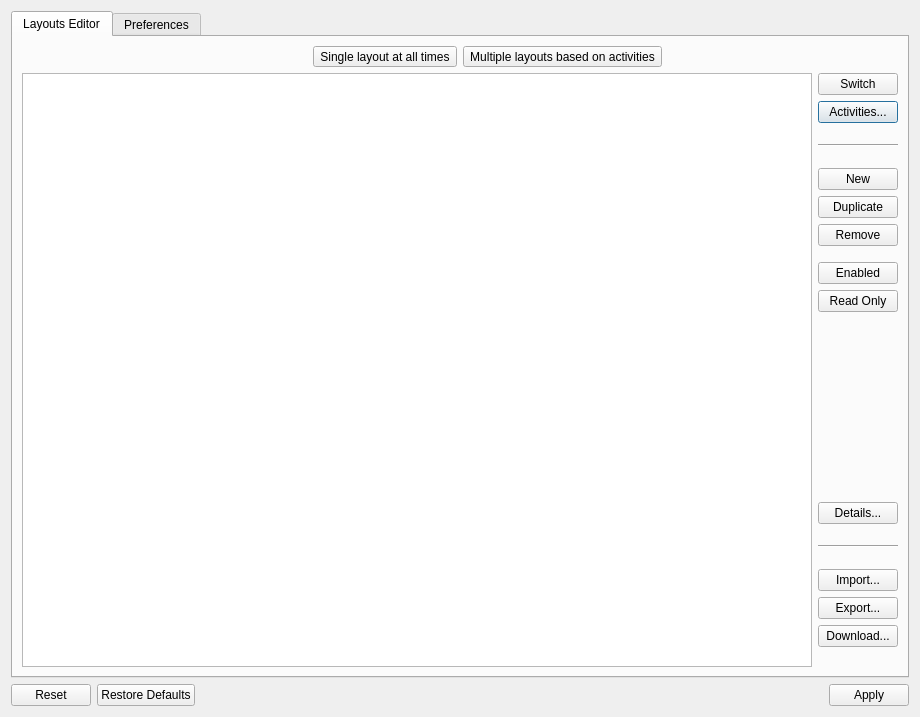
The window that app/settings/settingsdialog/settingsdialog.ui (rickysarraf-notmine/latte-dock) describes before a commit, drawn with Qt 5.
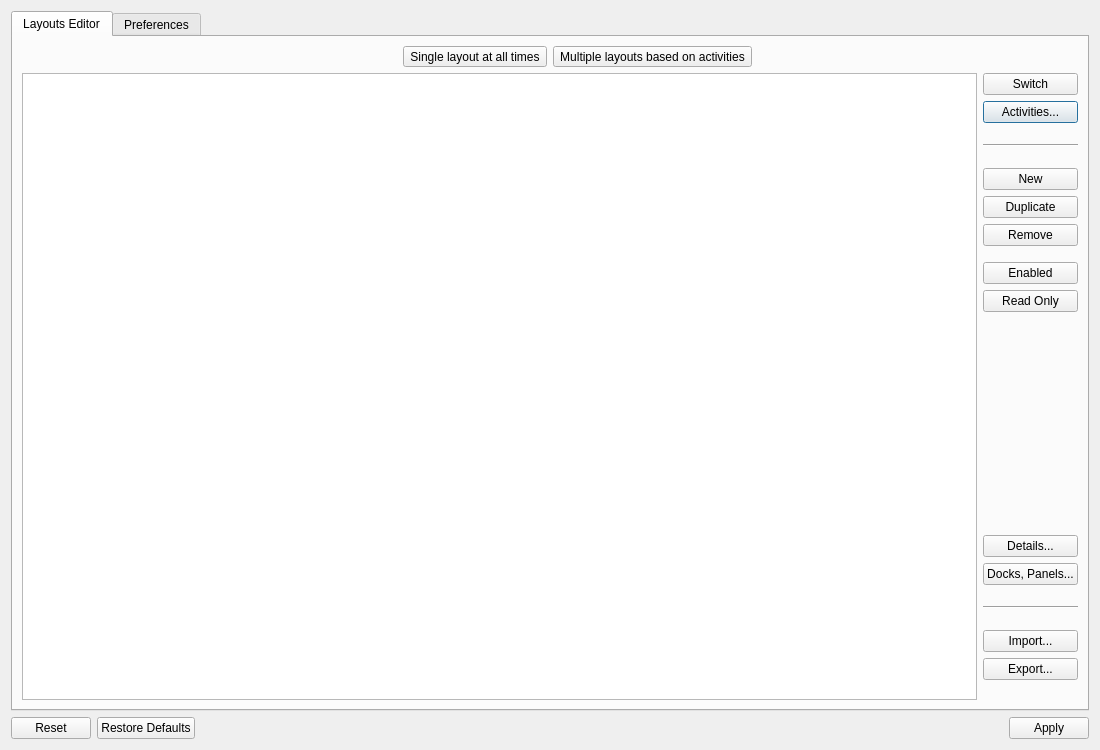
The same window after the commit. Icons and pictures are not drawn. Custom widgets are drawn as their Qt base class.

The edit to the form file:
```diff
--- a/app/settings/settingsdialog/settingsdialog.ui
+++ b/app/settings/settingsdialog/settingsdialog.ui
@@ -6,8 +6,8 @@
    <rect>
     <x>0</x>
     <y>0</y>
-    <width>920</width>
-    <height>717</height>
+    <width>1100</width>
+    <height>750</height>
    </rect>
   </property>
   <property name="sizePolicy">
@@ -361,6 +361,17 @@
                 </property>
                </widget>
               </item>
+              <item>
+               <widget class="QPushButton" name="viewsBtn">
+                <property name="text">
+                 <string notr="true">Docks, Panels...</string>
+                </property>
+                <property name="icon">
+                 <iconset theme="window">
+                  <normaloff>.</normaloff>.</iconset>
+                </property>
+               </widget>
+              </item>
               <item>
                <spacer name="verticalSpacer_2">
                 <property name="orientation">
@@ -452,17 +463,6 @@
                 </property>
                </widget>
               </item>
-              <item>
-               <widget class="QPushButton" name="downloadButton">
-                <property name="text">
-                 <string>Download...</string>
-                </property>
-                <property name="icon">
-                 <iconset theme="get-hot-new-stuff">
-                  <normaloff>.</normaloff>.</iconset>
-                </property>
-               </widget>
-              </item>
               <item>
                <spacer name="verticalSpacer">
                 <property name="orientation">
```
Left out of the diff: 2 changed lines with no effect on the pictures.
